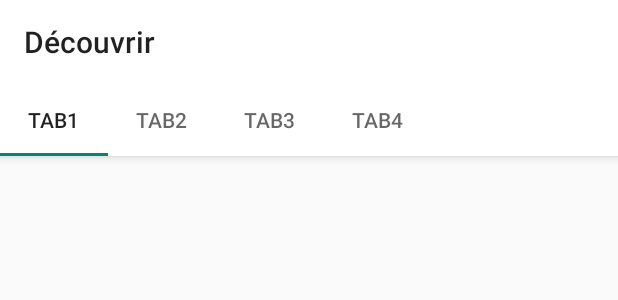
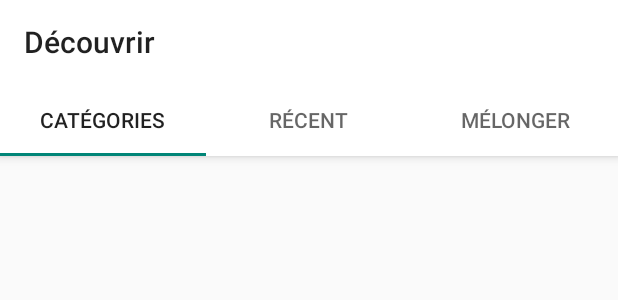
Before and after one commit to roiacult/PhoneBackground, an Android app: the layout fragment_decouvrir.xml on its own in the app's theme, with its tools: preview values and no code run, on a phone screen of 412 x 824 dp. Shown: the top 300 px of the screen. Run offline under Robolectric (Android 15) with nearby library versions, the phone set to English and light mode, and no system bars.

Commit message:
Découvrir fragment

```diff
--- a/app/src/main/java/com/example/djawed/phonebackground/FragmentsViewModele.java
+++ b/app/src/main/java/com/example/djawed/phonebackground/FragmentsViewModele.java
@@ -4,7 +4,7 @@ import android.arch.lifecycle.ViewModel;
 import android.support.v7.widget.Toolbar;
 
 import com.example.djawed.phonebackground.Fragments.FragmentActivites;
-import com.example.djawed.phonebackground.Fragments.FragmentDecouvrir;
+import com.example.djawed.phonebackground.Fragments.DecouvrirFragment.FragmentDecouvrir;
 import com.example.djawed.phonebackground.Fragments.FragmentFlux;
 import com.example.djawed.phonebackground.Fragments.FragmentProfile;
 import com.example.djawed.phonebackground.Fragments.FragmentTransferer;
--- a/app/src/main/res/layout/fragment_decouvrir.xml
+++ b/app/src/main/res/layout/fragment_decouvrir.xml
@@ -19,44 +19,35 @@
             app:title="@string/title_decouvrir"></android.support.v7.widget.Toolbar>
 
         <android.support.design.widget.TabLayout
-            android:id="@+id/tabs"
+            android:id="@+id/decouvrir_tabs"
             android:layout_width="match_parent"
             android:layout_height="wrap_content"
-            android:background="@color/cardview_light_background"
-            app:tabMode="scrollable">
+            android:background="@color/cardview_light_background">
 
             <android.support.design.widget.TabItem
+                android:id="@+id/decouvrir_categories"
                 android:layout_width="wrap_content"
                 android:layout_height="wrap_content"
-                android:text="Tab1" />
+                android:text="catégories" />
 
             <android.support.design.widget.TabItem
+                android:id="@+id/decouvrir_recent"
                 android:layout_width="wrap_content"
                 android:layout_height="wrap_content"
-                android:text="Tab2" />
+                android:text="récent" />
 
             <android.support.design.widget.TabItem
+                android:id="@+id/decouvrir_melonger"
                 android:layout_width="wrap_content"
                 android:layout_height="wrap_content"
-                android:text="Tab3" />
-
-            <android.support.design.widget.TabItem
-                android:layout_width="wrap_content"
-                android:layout_height="wrap_content"
-                android:text="Tab4" />
+                android:text="mélonger" />
         </android.support.design.widget.TabLayout>
     </android.support.design.widget.AppBarLayout>
 
-    <android.support.v4.widget.NestedScrollView
+    <android.support.v4.view.ViewPager
+        android:id="@+id/decouvrir_container"
         android:layout_width="match_parent"
         android:layout_height="match_parent"
-        app:layout_behavior="android.support.design.widget.AppBarLayout$ScrollingViewBehavior">
+        app:layout_behavior="android.support.design.widget.AppBarLayout$ScrollingViewBehavior" />
 
-        <FrameLayout
-            android:layout_width="match_parent"
-            android:layout_height="match_parent"
-            tools:context=".Fragments.FragmentDecouvrir">
-
-        </FrameLayout>
-    </android.support.v4.widget.NestedScrollView>
 </android.support.design.widget.CoordinatorLayout>
--- a/app/src/main/res/values/strings.xml
+++ b/app/src/main/res/values/strings.xml
@@ -12,4 +12,7 @@
     <string name="title_transferer">Transférer</string>
     <string name="title_activites">Activités</string>
     <string name="title_account">Account</string>
+
+    <!-- TODO: Remove or change this placeholder text -->
+    <string name="hello_blank_fragment">Hello blank fragment</string>
 </resources>
```
Also changed, not shown: app/src/main/java/com/example/djawed/phonebackground/Fragments/DecouvrirFragment/FragmentDecouvrir.java (added, +99 -0 lines), app/src/main/java/com/example/djawed/phonebackground/Fragments/DecouvrirFragment/Fragments/DecouvrirRecentFragment.java (added, +29 -0 lines), app/src/main/java/com/example/djawed/phonebackground/Fragments/FragmentDecouvrir.java (deleted, +0 -35 lines), app/src/main/java/com/example/djawed/phonebackground/MainActivity.java (+6 -7 lines), app/src/main/res/drawable/ic_search_black_24dp.xml (added, +9 -0 lines), app/src/main/res/layout/fragment_decouvrir_recent.xml (added, +13 -0 lines), app/src/main/res/menu/decouvrir_main.xml (added, +12 -0 lines).
